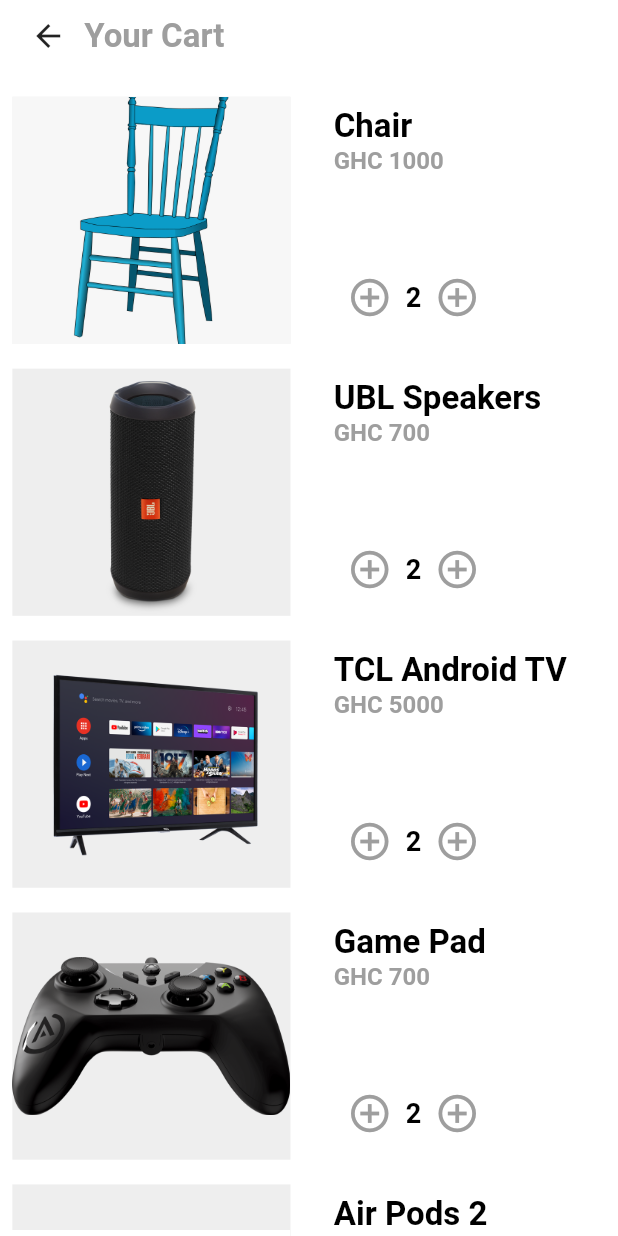
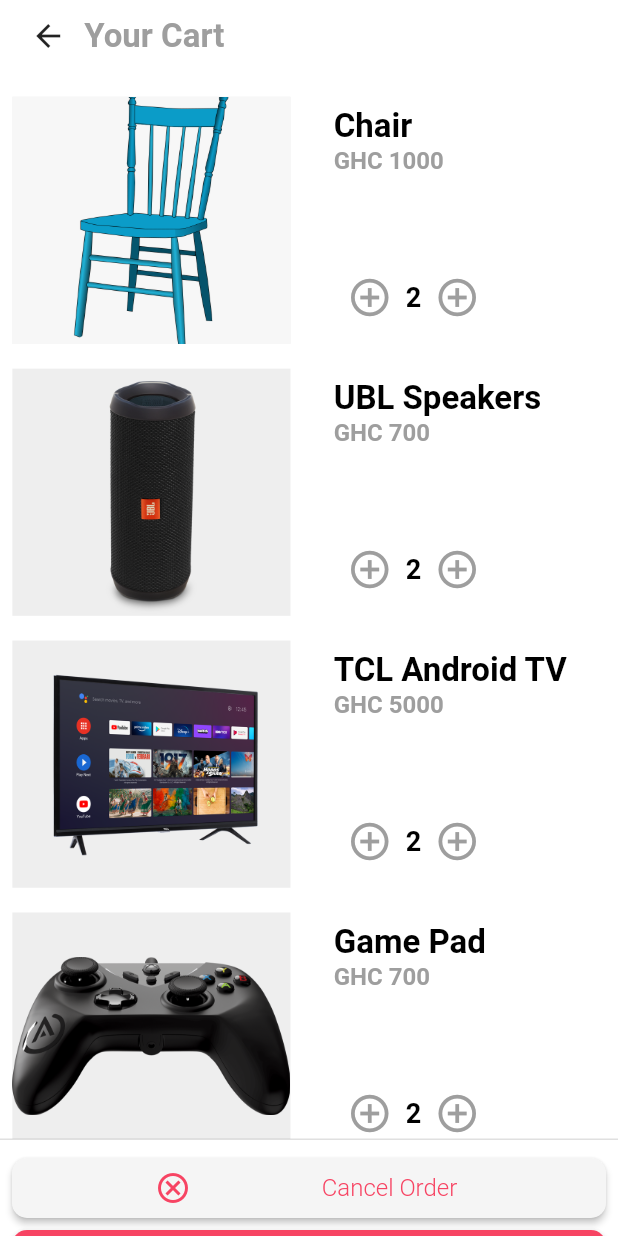
Before and after one commit to handuah/Ramini-UI, a Flutter app: the Cart screen opened by its route, on a phone screen of 412 x 824 dp. Run offline on Flutter 3.47's test engine with Material 2 defaults, Android fonts, the phone set to English and light mode, and no system bars; our stand-ins replace google_fonts, hexcolor; Roboto replaces fonts that are missing (Alata).

Commit message:
added buttons to bottom

```diff
--- a/lib/cart.dart
+++ b/lib/cart.dart
@@ -66,6 +66,72 @@ class _CartState extends State<Cart> {
           ],
         ),
       ),
+
+      // BUTTONS AT THE END OF THE BODY
+      persistentFooterButtons: [
+        TextButton(
+          onPressed: () {},
+          child: Row(
+            mainAxisAlignment: MainAxisAlignment.spaceEvenly,
+            children: [
+              Icon(
+                Icons.cancel_outlined,
+                color: HexColor("#F74463"),
+              ),
+              Text(
+                // 'GHC 700',
+                'Cancel Order ',
+                style: GoogleFonts.alata(
+                  textStyle: TextStyle(
+                    // letterSpacing: 2,
+                    fontSize: 16.0,
+                    fontWeight: FontWeight.w300,
+                    color: HexColor("#F74463"),
+                  ),
+                ),
+              ),
+            ],
+          ),
+          style: TextButton.styleFrom(
+            shape: RoundedRectangleBorder(
+              borderRadius: BorderRadius.circular(10.0),
+            ),
+            backgroundColor: Colors.grey.shade100,
+            elevation: 2.0,
+          ),
+        ),
+        TextButton(
+          onPressed: () {},
+          child: Row(
+            mainAxisAlignment: MainAxisAlignment.spaceEvenly,
+            children: [
+              Text(
+                // 'GHC 700',
+                'Checkout ',
+                style: GoogleFonts.alata(
+                  textStyle: TextStyle(
+                    // letterSpacing: 2,
+                    fontSize: 16.0,
+                    fontWeight: FontWeight.w300,
+                    color: Colors.white,
+                  ),
+                ),
+              ),
+              Icon(
+                Icons.arrow_forward,
+                color: Colors.white,
+              ),
+            ],
+          ),
+          style: TextButton.styleFrom(
+            shape: RoundedRectangleBorder(
+              borderRadius: BorderRadius.circular(10.0),
+            ),
+            backgroundColor: HexColor("#F74463"),
+            elevation: 3.0,
+          ),
+        ),
+      ],
     );
   }
 }
```
